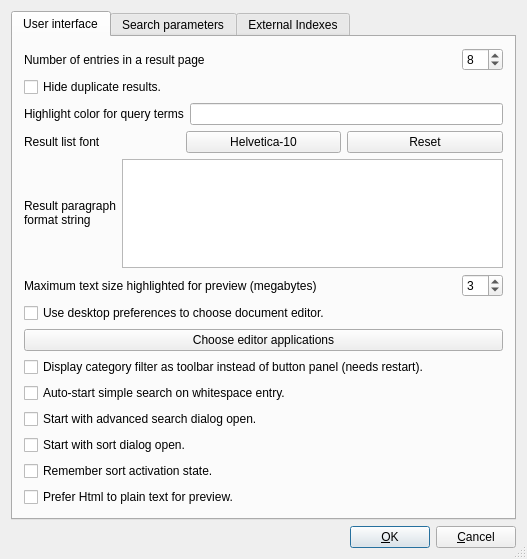
This is src/qtgui/uiprefs.ui in spanner888/recoll as Qt 5 draws it before an edit. The edited form follows.
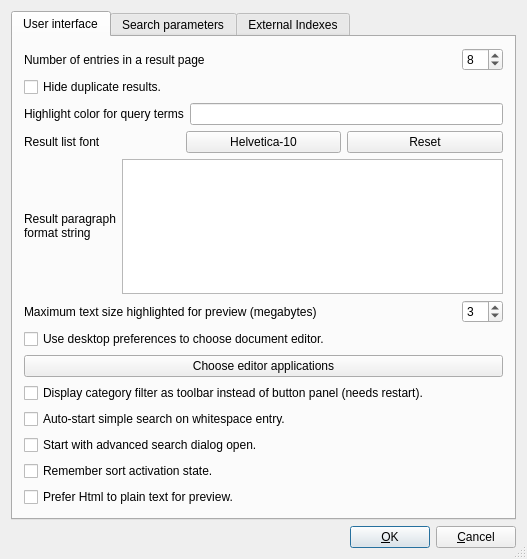
This is the edited form.

Commit message: GUI: got rid of the sort parameters dialog and sort by mime type, replaced by 2 arrows in toolbar for sorting by date, ascending or descending

Patch:
```diff
--- a/src/qtgui/uiprefs.ui
+++ b/src/qtgui/uiprefs.ui
@@ -254,16 +254,6 @@
              </property>
             </widget>
            </item>
-           <item>
-            <widget class="QCheckBox" name="initStartSortCB">
-             <property name="text">
-              <string>Start with sort dialog open.</string>
-             </property>
-             <property name="checked">
-              <bool>false</bool>
-             </property>
-            </widget>
-           </item>
            <item>
             <widget class="QCheckBox" name="keepSortCB">
              <property name="text">
```
The commit also changes 24 other files.
